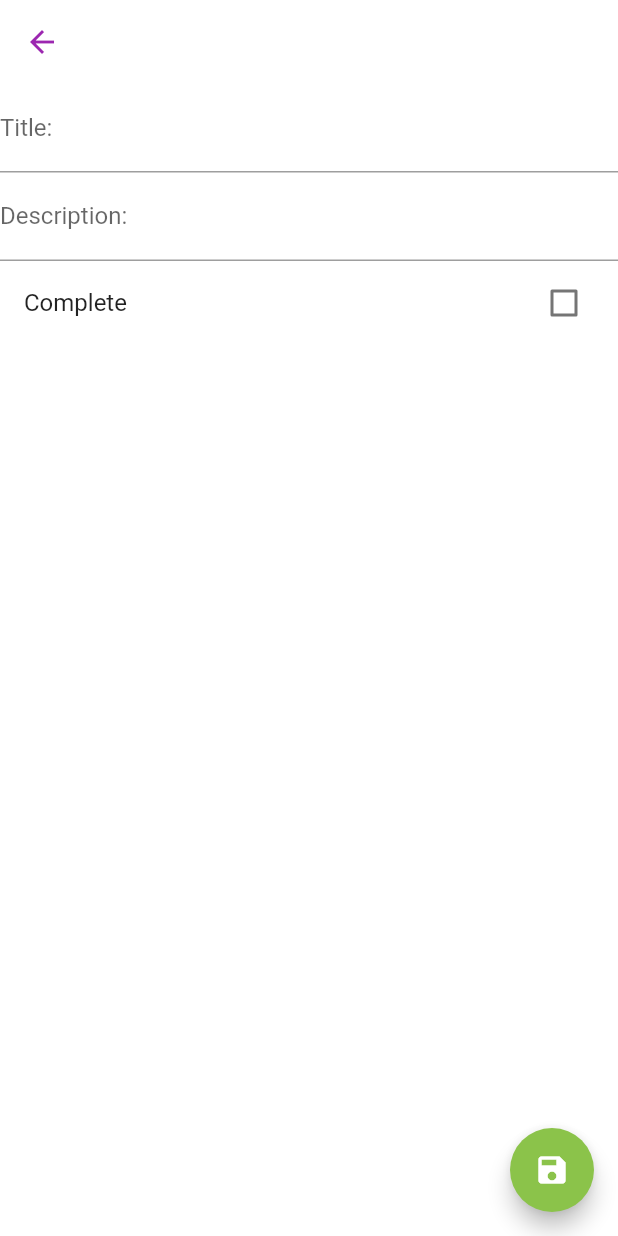
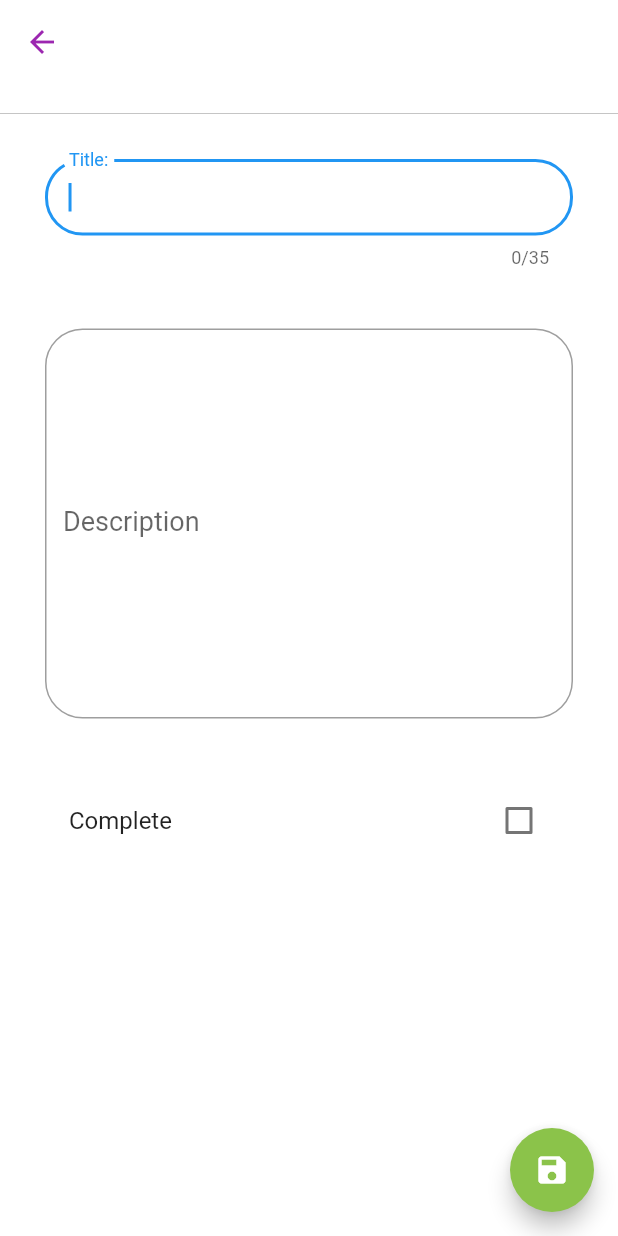
Before and after one commit to MattTheGreat/ToDoLIstApp, a Flutter app: the UserTaskForm screen opened directly, on a phone screen of 412 x 824 dp. Run offline on Flutter 3.47's test engine with Material 2 defaults, Android fonts, the phone set to English and light mode, and no system bars; our stand-ins replace cloud_firestore, firebase_auth, fluttertoast, google_sign_in; missing offline and left inert: flutter_auth_buttons; accounts and stored records are empty; statements that could not run were skipped.

Commit message:
fixing bugs adding functionality..

```diff
--- a/Flutter/todo_app/lib/widgets/stateful/usertaskform/usertaskform_state.dart
+++ b/Flutter/todo_app/lib/widgets/stateful/usertaskform/usertaskform_state.dart
@@ -7,7 +7,8 @@ import 'package:todo_app/state_widget.dart';
 import 'package:todo_app/widgets/stateful/usertaskform/usertaskform_widget.dart';
 import 'package:fluttertoast/fluttertoast.dart';
 
-class UserTaskFormState extends State<UserTaskForm> {
+class UserTaskFormState extends State<UserTaskForm>  {
+
   final _formkey = GlobalKey<FormState>();
   TextEditingController _titleController = new TextEditingController();
   TextEditingController _descriptionController = new TextEditingController();
@@ -76,10 +77,18 @@ class UserTaskFormState extends State<UserTaskForm> {
 
     return Scaffold(
       backgroundColor: Colors.white,
+      resizeToAvoidBottomPadding: false,
       appBar: AppBar(
         leading: new IconButton(
           icon: new Icon(Icons.arrow_back, color: Colors.purple,),
           onPressed: () => Navigator.of(context).pop(),
+        ),
+        bottom: new PreferredSize(
+          child: Container(
+            color: Colors.grey,
+            padding: const EdgeInsets.all(0.2),
+          ),
+          preferredSize: const Size.fromHeight(20.0),
         ),
         centerTitle: true,
         title: Text(_titleController.text, textAlign: TextAlign.start, style: TextStyle(fontSize: 25),),
@@ -99,23 +108,49 @@ class UserTaskFormState extends State<UserTaskForm> {
       ),
       body: Form(
         key: _formkey,
-      child: Column(
-
+        child: new Container(
+          padding: const EdgeInsets.all(30.0),
+          child: new Center(
+            child: new Column(
             crossAxisAlignment:  CrossAxisAlignment.start,
             children: <Widget>[
               TextField(
+                autofocus: true,
+                maxLength: 35,
                 controller: _titleController,
                 decoration: InputDecoration(
+                  contentPadding: EdgeInsets.all(16.0),
                   labelText: "Title:",
+                  border: new OutlineInputBorder(
+                    borderRadius: new BorderRadius.circular(25.0),
+                    borderSide: new BorderSide()
+                  ),
                   errorText: _validTitle ? 'A title is required' : null,
                   errorBorder: OutlineInputBorder(borderSide: new BorderSide(color: Colors.red) )
                 ),
               ),
-            TextField(
+              new Padding(
+                padding: EdgeInsets.only(top: 40.0),
+              ),
+              Container(
+                height: 260.0,
+                child: TextField(
+                  keyboardType: TextInputType.multiline,
+                  maxLines: 99,
                   controller: _descriptionController,
                   decoration: InputDecoration(
-                labelText: "Description:"
+                    labelText: "Description",
+                    labelStyle: TextStyle(fontSize: 18),
+                    border: new OutlineInputBorder(
+                      borderRadius: new BorderRadius.circular(25.0),
+                      borderSide: new BorderSide()
                     ),
+
+                  ),
+                )
+              ),
+              new Padding(
+                padding: EdgeInsets.only(top: 40.0),
               ),
               CheckboxListTile(
                 title: new Text("Complete"),
@@ -129,6 +164,8 @@ class UserTaskFormState extends State<UserTaskForm> {
             ],
           )
         )
+      )
+    )
   );
   }
 }
--- a/Flutter/todo_app/pubspec.yaml
+++ b/Flutter/todo_app/pubspec.yaml
@@ -54,6 +54,7 @@ flutter:
   # To add assets to your application, add an assets section, like this:
   assets:
     - images/todoappicon.png
+    - assets/gifs/login.gif
   #  - images/a_dot_ham.jpeg
 
   # An image asset can refer to one or more resolution-specific "variants", see
```
Also changed, not shown: Flutter/todo_app/lib/widgets/stateful/usertask/usertask_state.dart (+67 -8 lines), Flutter/todo_app/lib/widgets/stateless/login_widget.dart (+19 -5 lines), Flutter/todo_app/lib/widgets/stateless/todoApp_widget.dart (+9 -1 lines), Flutter/todo_app/assets/gifs/login.gif (added). Lines whose indentation alone changed are shown as unchanged.
